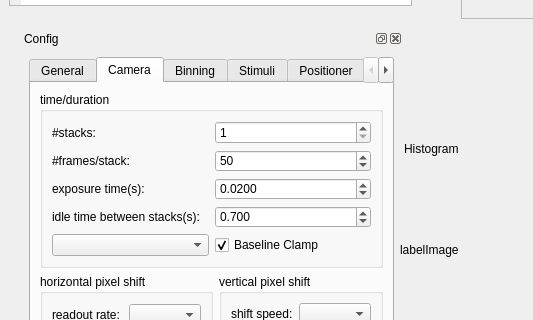
HolyLab/Imagine, file imagine.ui: the form before one commit; both pictures show x 0 to 533 and y 149 to 469 of the 763 by 643 pixel window.
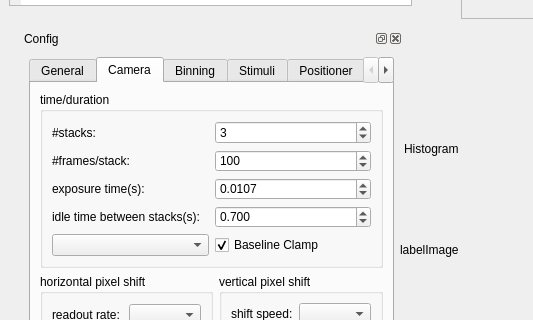
The form after the commit. The open tabs and pages were chosen to show the change. Icons and pictures are not drawn. Custom widgets are drawn as their Qt base class.

Commit message: made it easier to debug timing issue

```diff
--- a/imagine.ui
+++ b/imagine.ui
@@ -315,7 +315,7 @@
                 <double>0.001000000000000</double>
                </property>
                <property name="value">
-                <double>0.020000000000000</double>
+                <double>0.010700000000000</double>
                </property>
               </widget>
              </item>
@@ -328,7 +328,7 @@
                 <number>999999999</number>
                </property>
                <property name="value">
-                <number>1</number>
+                <number>3</number>
                </property>
               </widget>
              </item>
@@ -341,7 +341,7 @@
                 <number>999999999</number>
                </property>
                <property name="value">
-                <number>50</number>
+                <number>100</number>
                </property>
               </widget>
              </item>
```
Left out of the diff: 2 changed lines with no effect on the pictures.
